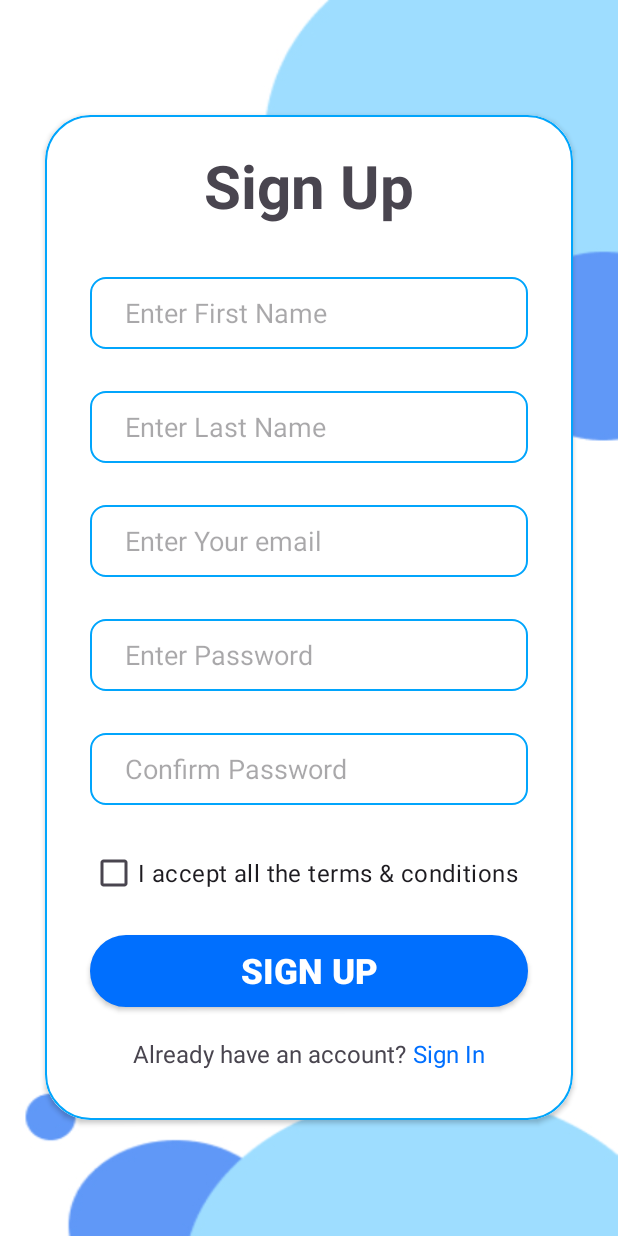
After one commit to GimhanPerera/Task-Scheduling-App, an Android app: the layout sign_up.xml on its own in the app's theme, with its tools: preview values and no code run, on a phone screen of 412 x 824 dp. The commit adds this screen. Run offline under Robolectric (Android 15) with nearby library versions, the phone set to English and light mode, and no system bars.

Commit message:
sign up page front end

```diff
--- /dev/null
+++ b/app/src/main/res/drawable/border.xml
@@ -0,0 +1,8 @@
+<?xml version="1.0" encoding="utf-8"?>
+<shape xmlns:android="http://schemas.android.com/apk/res/android">
+    <stroke
+        android:width="1dp"
+        android:color="@color/light_blue"/>
+    <corners
+        android:radius="30dp"/>
+</shape>
--- /dev/null
+++ b/app/src/main/res/drawable/button_bg.xml
@@ -0,0 +1,14 @@
+<?xml version="1.0" encoding="utf-8"?>
+<shape xmlns:android="http://schemas.android.com/apk/res/android"
+    android:shape="rectangle">
+
+    <solid
+        android:color="@color/white"/>
+    <corners
+        android:radius="30dp"/>
+    <stroke
+        android:color="@color/light_blue"
+        android:width="1dp"/>
+
+
+</shape>
--- /dev/null
+++ b/app/src/main/res/drawable/edit_text_bg.xml
@@ -0,0 +1,14 @@
+<?xml version="1.0" encoding="utf-8"?>
+<shape xmlns:android="http://schemas.android.com/apk/res/android"
+    android:shape="rectangle">
+
+    <solid
+        android:color="@color/white"/>
+    <corners
+        android:radius="10dp"/>
+    <stroke
+        android:color="@color/light_blue"
+        android:width="1dp"/>
+
+
+</shape>
--- /dev/null
+++ b/app/src/main/res/drawable/form.xml
@@ -0,0 +1,14 @@
+<?xml version="1.0" encoding="utf-8"?>
+<shape xmlns:android="http://schemas.android.com/apk/res/android"
+    android:shape="rectangle">
+
+    <solid
+        android:color="@color/white"/>
+    <corners
+        android:radius="40dp"/>
+    <stroke
+        android:color="@color/blue"
+        android:width="1dp"/>
+
+
+</shape>
--- /dev/null
+++ b/app/src/main/res/layout/sign_up.xml
@@ -0,0 +1,175 @@
+<?xml version="1.0" encoding="utf-8"?>
+<LinearLayout xmlns:android="http://schemas.android.com/apk/res/android"
+    xmlns:app="http://schemas.android.com/apk/res-auto"
+    xmlns:tools="http://schemas.android.com/tools"
+    android:layout_width="match_parent"
+    android:layout_height="match_parent"
+    android:background="@drawable/w_background"
+    android:gravity="center"
+    tools:context=".MainActivity">
+
+    <androidx.cardview.widget.CardView
+        android:layout_width="match_parent"
+        android:layout_height="670dp"
+        android:layout_marginLeft="30dp"
+        android:layout_marginTop="20dp"
+        android:layout_marginRight="30dp"
+        android:layout_marginBottom="20dp"
+        app:cardCornerRadius="30dp">
+
+        <View
+            android:id="@+id/border"
+            android:layout_width="match_parent"
+            android:layout_height="670dp"
+            android:background="@drawable/border"/>
+
+
+        <LinearLayout
+            android:layout_width="match_parent"
+            android:layout_height="670dp"
+            android:orientation="vertical">
+
+
+            <TextView
+                android:id="@+id/txt_SignUp"
+                android:layout_width="wrap_content"
+                android:layout_height="wrap_content"
+                android:layout_gravity="center_horizontal"
+                android:layout_marginTop="20dp"
+                android:layout_marginBottom="20dp"
+                android:gravity="center"
+                android:text="Sign Up"
+                android:textSize="40sp"
+                android:textStyle="bold" />
+
+
+            <EditText
+                android:id="@+id/txt_FirstName"
+                android:layout_width="match_parent"
+                android:layout_height="48dp"
+                android:layout_gravity="center"
+                android:layout_marginLeft="30dp"
+                android:layout_marginRight="30dp"
+                android:layout_marginBottom="14dp"
+                android:layout_marginTop="14dp"
+                android:background="@drawable/edit_text_bg"
+                android:ems="10"
+                android:hint="     Enter First Name"
+                android:inputType="text" />
+
+            <EditText
+                android:id="@+id/txt_LastName"
+                android:layout_width="match_parent"
+                android:layout_height="48dp"
+                android:layout_gravity="center"
+                android:layout_marginLeft="30dp"
+                android:layout_marginRight="30dp"
+                android:layout_marginBottom="14dp"
+                android:layout_marginTop="14dp"
+                android:background="@drawable/edit_text_bg"
+                android:ems="10"
+                android:hint="     Enter Last Name"
+                android:inputType="text" />
+
+            <EditText
+                android:id="@+id/txt_Email"
+                android:layout_width="match_parent"
+                android:layout_height="48dp"
+                android:layout_gravity="center"
+                android:layout_marginLeft="30dp"
+                android:layout_marginRight="30dp"
+                android:layout_marginBottom="14dp"
+                android:layout_marginTop="14dp"
+                android:background="@drawable/edit_text_bg"
+                android:ems="10"
+                android:hint="     Enter Your email"
+                android:inputType="textEmailAddress" />
+
+            <EditText
+                android:id="@+id/txt_Password"
+                android:layout_width="match_parent"
+                android:layout_height="48dp"
+                android:layout_gravity="center"
+                android:layout_marginLeft="30dp"
+                android:layout_marginRight="30dp"
+                android:layout_marginBottom="14dp"
+                android:layout_marginTop="14dp"
+                android:background="@drawable/edit_text_bg"
+                android:ems="10"
+                android:hint="     Enter Password"
+                android:inputType="textPassword" />
+
+            <EditText
+                android:id="@+id/txt_ConfirmPassword"
+                android:layout_width="match_parent"
+                android:layout_height="48dp"
+                android:layout_gravity="center"
+                android:layout_marginLeft="30dp"
+                android:layout_marginRight="30dp"
+                android:layout_marginBottom="14dp"
+                android:layout_marginTop="14dp"
+                android:background="@drawable/edit_text_bg"
+                android:ems="10"
+                android:hint="     Confirm Password"
+                android:inputType="textPassword" />
+
+            <CheckBox
+                android:id="@+id/CheckBox"
+                android:layout_width="wrap_content"
+                android:layout_height="wrap_content"
+                android:layout_marginLeft="30dp"
+                android:layout_marginRight="30dp"
+                android:layout_marginBottom="7dp"
+                android:layout_marginTop="7dp"
+                android:textSize="16sp"
+                android:text="I accept all the terms &amp; conditions" />
+
+            <androidx.appcompat.widget.AppCompatButton
+                android:id="@+id/btn_SignUp"
+                android:layout_width="match_parent"
+                android:layout_height="48dp"
+                android:layout_gravity="center_horizontal"
+                android:layout_marginHorizontal="30dp"
+                android:layout_marginTop="10dp"
+                android:background="@drawable/button_bg"
+                android:backgroundTint="@color/blue"
+                android:text="Sign Up"
+                android:textColor="@color/white"
+                android:textSize="23sp"
+                android:textStyle="bold" />
+
+            <LinearLayout
+                android:layout_width="match_parent"
+                android:layout_height="46dp"
+                android:layout_marginTop="10dp"
+                android:gravity="center_horizontal"
+                android:orientation="horizontal">
+
+                <TextView
+                    android:id="@+id/SignInMsg"
+                    android:layout_width="wrap_content"
+                    android:layout_height="wrap_content"
+                    android:layout_marginTop="10dp"
+                    android:textSize="16sp"
+                    android:text="Already have an account?" />
+
+                <TextView
+                    android:id="@+id/SignInLink"
+                    android:layout_width="wrap_content"
+                    android:layout_height="wrap_content"
+                    android:layout_marginTop="10dp"
+                    android:text=" Sign In"
+                    android:textColor="@color/blue"
+                    android:textSize="16sp" />
+
+
+            </LinearLayout>
+
+
+        </LinearLayout>
+
+
+    </androidx.cardview.widget.CardView>
+
+
+</LinearLayout>
--- a/app/src/main/res/values/colors.xml
+++ b/app/src/main/res/values/colors.xml
@@ -2,4 +2,6 @@
 <resources>
     <color name="black">#FF000000</color>
     <color name="white">#FFFFFFFF</color>
+    <color name="blue">#006FFE</color>
+    <color name="light_blue">#01A5FC</color>
 </resources>
```
Also changed, not shown: app/src/main/res/drawable/w_background.jpg (added).
